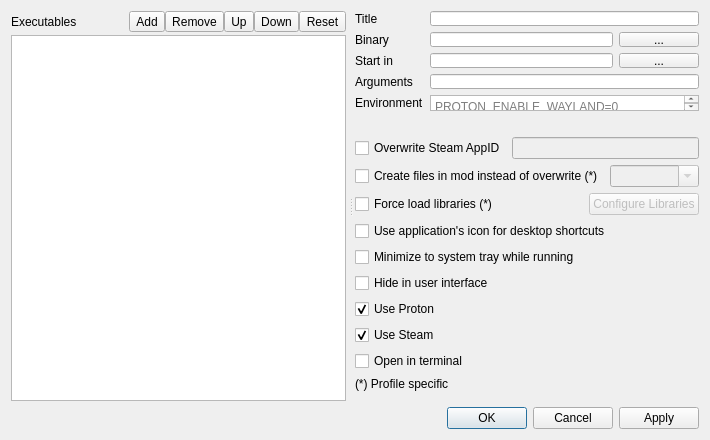
Above: src/src/editexecutablesdialog.ui from saghm/Fluorine-Manager before the change. Below: the same form after it.
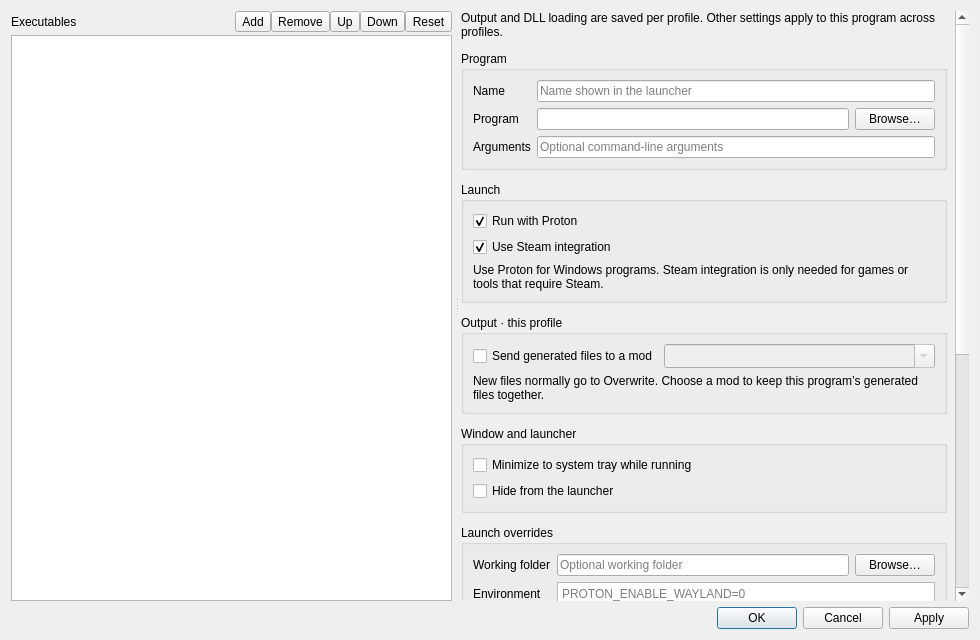
That is the form after the change. Icons and pictures are not drawn.

Commit message: Reorganize main window, settings, and executable workflows

```diff
--- a/src/src/editexecutablesdialog.ui
+++ b/src/src/editexecutablesdialog.ui
@@ -6,8 +6,8 @@
    <rect>
     <x>0</x>
     <y>0</y>
-    <width>710</width>
-    <height>440</height>
+    <width>980</width>
+    <height>640</height>
    </rect>
   </property>
   <property name="windowTitle">
@@ -211,44 +211,55 @@
           </item>
          </layout>
         </widget>
-        <widget class="QWidget" name="widget" native="true">
-         <layout class="QVBoxLayout" name="verticalLayout_2">
-          <property name="leftMargin">
-           <number>0</number>
-          </property>
-          <property name="topMargin">
-           <number>0</number>
-          </property>
-          <property name="rightMargin">
-           <number>0</number>
-          </property>
-          <property name="bottomMargin">
-           <number>0</number>
-          </property>
-          <item>
-           <widget class="QWidget" name="widget_4" native="true">
-            <layout class="QVBoxLayout" name="verticalLayout_5">
+        <widget class="QScrollArea" name="executableDetailsScroll">
+         <property name="widgetResizable">
+          <bool>true</bool>
+         </property>
+         <property name="frameShape">
+          <enum>QFrame::NoFrame</enum>
+         </property>
+         <property name="horizontalScrollBarPolicy">
+          <enum>Qt::ScrollBarAlwaysOff</enum>
+         </property>
+         <widget class="QWidget" name="executableDetails">
+          <layout class="QVBoxLayout" name="executableDetailsLayout">
+           <property name="spacing">
+            <number>12</number>
+           </property>
              <property name="leftMargin">
               <number>0</number>
              </property>
              <property name="topMargin">
               <number>0</number>
              </property>
-             <property name="rightMargin">
+           <property name="bottomMargin">
               <number>0</number>
              </property>
-             <property name="bottomMargin">
-              <number>10</number>
-             </property>
+           <property name="rightMargin">
+            <number>8</number>
+           </property>
+           <item>
+            <widget class="QLabel" name="executableScopeHint">
+             <property name="text">
+              <string>Output and DLL loading are saved per profile. Other settings apply to this program across profiles.</string>
+             </property>
+             <property name="wordWrap">
+              <bool>true</bool>
+             </property>
+            </widget>
+           </item>
+           <item>
+            <widget class="QGroupBox" name="programGroup">
+             <property name="title">
+              <string>Program</string>
+             </property>
+             <layout class="QVBoxLayout" name="programGroupLayout">
              <item>
               <layout class="QFormLayout" name="formLayout">
-               <property name="bottomMargin">
-                <number>20</number>
-               </property>
                <item row="0" column="0">
                 <widget class="QLabel" name="label_3">
                  <property name="text">
-                  <string>Title</string>
+                   <string>Name</string>
                  </property>
                 </widget>
                </item>
@@ -260,12 +271,15 @@
                  <property name="whatsThis">
                   <string>Name of the executable. This is only for display purposes.</string>
                  </property>
+                  <property name="placeholderText">
+                   <string>Name shown in the launcher</string>
+                  </property>
                 </widget>
                </item>
                <item row="1" column="0">
                 <widget class="QLabel" name="label">
                  <property name="text">
-                  <string>Binary</string>
+                   <string>Program</string>
                  </property>
                 </widget>
                </item>
@@ -290,41 +304,20 @@
                     <string>Browse filesystem for the executable to run.</string>
                    </property>
                    <property name="text">
-                    <string>...</string>
+                     <string>Browse…</string>
                    </property>
                   </widget>
                  </item>
                 </layout>
                </item>
                <item row="2" column="0">
-                <widget class="QLabel" name="label_4">
-                 <property name="text">
-                  <string>Start in</string>
-                 </property>
-                </widget>
-               </item>
-               <item row="2" column="1">
-                <layout class="QHBoxLayout" name="horizontalLayout_6" stretch="1,0">
-                 <item>
-                  <widget class="QLineEdit" name="workingDirectory"/>
-                 </item>
-                 <item>
-                  <widget class="QPushButton" name="browseWorkingDirectory">
-                   <property name="text">
-                    <string>...</string>
-                   </property>
-                  </widget>
-                 </item>
-                </layout>
-               </item>
-               <item row="3" column="0">
                 <widget class="QLabel" name="label_2">
                  <property name="text">
                   <string>Arguments</string>
                  </property>
                 </widget>
                </item>
-               <item row="3" column="1">
+                <item row="2" column="1">
                 <widget class="QLineEdit" name="arguments">
                  <property name="toolTip">
                   <string>Arguments to pass to the application</string>
@@ -332,15 +325,210 @@
                  <property name="whatsThis">
                   <string>Arguments to pass to the application</string>
                  </property>
-                </widget>
-               </item>
-               <item row="4" column="0">
+                  <property name="placeholderText">
+                   <string>Optional command-line arguments</string>
+                  </property>
+                 </widget>
+                </item>
+                <property name="bottomMargin">
+                 <number>0</number>
+                </property>
+               </layout>
+              </item>
+             </layout>
+            </widget>
+           </item>
+           <item>
+            <widget class="QGroupBox" name="launchGroup">
+             <property name="title">
+              <string>Launch</string>
+             </property>
+             <layout class="QVBoxLayout" name="launchGroupLayout">
+              <item>
+               <widget class="QCheckBox" name="useProton">
+                <property name="toolTip">
+                 <string>Launch this executable through Proton (Wine compatibility layer). Disable for native Linux executables.</string>
+                </property>
+                <property name="checked">
+                 <bool>true</bool>
+                </property>
+                <property name="text">
+                 <string>Run with Proton</string>
+                </property>
+               </widget>
+              </item>
+              <item>
+               <widget class="QCheckBox" name="useSteam">
+                <property name="toolTip">
+                 <string>Allow Fluorine to start Steam and use Steam integration for this executable. Disable for tools that do not require Steam, such as xEdit. The instance Steam DRM setting still applies.</string>
+                </property>
+                <property name="checked">
+                 <bool>true</bool>
+                </property>
+                <property name="text">
+                 <string>Use Steam integration</string>
+                </property>
+               </widget>
+              </item>
+              <item>
+               <widget class="QLabel" name="launchHint">
+                <property name="text">
+                 <string>Use Proton for Windows programs. Steam integration is only needed for games or tools that require Steam.</string>
+                </property>
+                <property name="wordWrap">
+                 <bool>true</bool>
+                </property>
+               </widget>
+              </item>
+             </layout>
+            </widget>
+           </item>
+           <item>
+            <widget class="QGroupBox" name="outputGroup">
+             <property name="title">
+              <string>Output · this profile</string>
+             </property>
+             <layout class="QVBoxLayout" name="outputGroupLayout">
+              <item>
+               <layout class="QHBoxLayout" name="horizontalLayout_9" stretch="0,1">
+                <item>
+                 <widget class="QCheckBox" name="createFilesInMod">
+                  <property name="toolTip">
+                   <string>If this is enabled, new files are created in the specified mod instead of the "Overwrite" mod.</string>
+                  </property>
+                  <property name="text">
+                   <string>Send generated files to a mod</string>
+                  </property>
+                 </widget>
+                </item>
+                <item>
+                 <widget class="QComboBox" name="mods">
+                  <property name="enabled">
+                   <bool>false</bool>
+                  </property>
+                  <property name="editable">
+                   <bool>true</bool>
+                  </property>
+                  <property name="minimumContentsLength">
+                   <number>12</number>
+                  </property>
+                  <property name="sizeAdjustPolicy">
+                   <enum>QComboBox::AdjustToMinimumContentsLengthWithIcon</enum>
+                  </property>
+                 </widget>
+                </item>
+               </layout>
+              </item>
+              <item>
+               <widget class="QLabel" name="outputModHint">
+                <property name="text">
+                 <string>New files normally go to Overwrite. Choose a mod to keep this program’s generated files together.</string>
+                </property>
+                <property name="wordWrap">
+                 <bool>true</bool>
+                </property>
+               </widget>
+              </item>
+             </layout>
+            </widget>
+           </item>
+           <item>
+            <widget class="QGroupBox" name="behaviorGroup">
+             <property name="title">
+              <string>Window and launcher</string>
+             </property>
+             <layout class="QVBoxLayout" name="behaviorGroupLayout">
+              <item>
+               <widget class="QCheckBox" name="minimizeToSystemTray">
+                <property name="text">
+                 <string>Minimize to system tray while running</string>
+                </property>
+                <property name="toolTip">
+                 <string>Hide Fluorine in the system tray while this program runs, then restore it when the program finishes.</string>
+                </property>
+                <property name="whatsThis">
+                 <string>Hide Fluorine in the system tray while this program runs, then restore it when the program finishes.</string>
+                </property>
+               </widget>
+              </item>
+              <item>
+               <widget class="QCheckBox" name="hide">
+                <property name="toolTip">
+                 <string>This executable will not appear in the list or the Run menu. It will still be visible in this dialog.</string>
+                </property>
+                <property name="whatsThis">
+                 <string>This executable will not appear in the list or the Run menu. It will still be visible in this dialog.</string>
+                </property>
+                <property name="text">
+                 <string>Hide from the launcher</string>
+                </property>
+               </widget>
+              </item>
+             </layout>
+            </widget>
+           </item>
+           <item>
+            <widget class="QWidget" name="executableAdvanced">
+             <layout class="QVBoxLayout" name="executableAdvancedLayout">
+              <property name="leftMargin">
+               <number>0</number>
+              </property>
+              <property name="topMargin">
+               <number>0</number>
+              </property>
+              <property name="rightMargin">
+               <number>0</number>
+              </property>
+              <property name="bottomMargin">
+               <number>0</number>
+              </property>
+              <item>
+               <widget class="QGroupBox" name="launchOverridesGroup">
+                <property name="title">
+                 <string>Launch overrides</string>
+                </property>
+                <layout class="QVBoxLayout" name="launchOverridesGroupLayout">
+                 <item>
+                  <layout class="QFormLayout" name="launchOverridesForm">
+                   <property name="rowWrapPolicy">
+                    <enum>QFormLayout::WrapLongRows</enum>
+                   </property>
+                   <item row="0" column="0">
+                    <widget class="QLabel" name="label_4">
+                     <property name="text">
+                      <string>Working folder</string>
+                     </property>
+                    </widget>
+                   </item>
+                   <item row="0" column="1">
+                    <layout class="QHBoxLayout" name="horizontalLayout_6" stretch="1,0">
+                     <item>
+                      <widget class="QLineEdit" name="workingDirectory">
+                       <property name="placeholderText">
+                        <string>Optional working folder</string>
+                       </property>
+                      </widget>
+                     </item>
+                     <item>
+                      <widget class="QPushButton" name="browseWorkingDirectory">
+                       <property name="text">
+                        <string>Browse…</string>
+                       </property>
+                      </widget>
+                     </item>
+                    </layout>
+                   </item>
+                   <item row="1" column="0">
                 <widget class="QLabel" name="environmentLabel">
-                 <property name="text"><string>Environment</string></property>
-                 <property name="buddy"><cstring>environment</cstring></property>
-                </widget>
-               </item>
-               <item row="4" column="1">
+                     <property name="text">
+                      <string>Environment</string>
+                     </property>
+                     <property name="buddy">
+                      <cstring>environment</cstring>
+                     </property>
+                    </widget>
+                   </item>
+                   <item row="1" column="1">
                 <widget class="QPlainTextEdit" name="environment">
                  <property name="maximumHeight"><number>85</number></property>
                  <property name="placeholderText"><string>PROTON_ENABLE_WAYLAND=0</string></property>
@@ -354,16 +542,14 @@
               <layout class="QHBoxLayout" name="horizontalLayout_5">
                <item>
                 <widget class="QCheckBox" name="overwriteSteamAppID">
+                     <property name="text">
+                      <string>Override Steam AppID</string>
+                     </property>
                  <property name="toolTip">
                   <string>Allow the Steam AppID to be used for this executable to be changed.</string>
                  </property>
                  <property name="whatsThis">
-                  <string>Allow the Steam AppID to be used for this executable to be changed.
-Every game/tool distributed through Steam has a unique ID. MO needs to know this ID to start those programs directly, otherwise the program is started by steam and then MO will not work. By default, MO will use the AppID for the game.
-Right now the only case I know of where this needs to be overwritten is for the Skyrim Creation Kit which has its own AppID. This overwrite is already preconfigured.</string>
-                 </property>
-                 <property name="text">
-                  <string>Overwrite Steam AppID</string>
+                      <string>Use another Steam game or tool ID for this program. Leave the override off to use the managed game’s AppID.</string>
                  </property>
                 </widget>
                </item>
@@ -372,6 +558,9 @@
                  <property name="enabled">
                   <bool>false</bool>
                  </property>
+                     <property name="placeholderText">
+                      <string>Leave unchecked to use the game’s AppID</string>
+                     </property>
                  <property name="toolTip">
                   <string>Steam AppID to use for this executable that differs from the games AppID.</string>
                  </property>
@@ -385,28 +574,33 @@
               </layout>
              </item>
              <item>
-              <layout class="QHBoxLayout" name="horizontalLayout_9" stretch="0,1">
-               <item>
-                <widget class="QCheckBox" name="createFilesInMod">
+                  <widget class="QCheckBox" name="useTerminal">
                  <property name="toolTip">
                   <string>If this is enabled, new files are created in the specified mod instead of the &quot;Overwrite&quot; mod.</string>
                  </property>
                  <property name="text">
-                  <string>Create files in mod instead of overwrite (*)</string>
+                    <string>Open in terminal</string>
                  </property>
                 </widget>
                </item>
+                </layout>
+               </widget>
+              </item>
                <item>
-                <widget class="QComboBox" name="mods">
-                 <property name="enabled">
-                  <bool>false</bool>
-                 </property>
-                 <property name="editable">
+               <widget class="QGroupBox" name="profileOptionsGroup">
+                <property name="title">
+                 <string>This profile</string>
+                </property>
+                <layout class="QVBoxLayout" name="profileOptionsGroupLayout">
+                 <item>
+                  <widget class="QLabel" name="profileOptionsHint">
+                   <property name="text">
+                    <string>DLL loading is saved separately for each profile.</string>
+                   </property>
+                   <property name="wordWrap">
                   <bool>true</bool>
                  </property>
                 </widget>
-               </item>
-              </layout>
              </item>
              <item>
               <layout class="QHBoxLayout" name="horizontalLayout_8">
@@ -416,7 +610,10 @@
                   <string>If this is enabled, the configured libraries will be automatically loaded when this executable is launched.</string>
                  </property>
                  <property name="text">
-                  <string>Force load libraries (*)</string>
+                      <string>Force load libraries</string>
+                     </property>
+                     <property name="toolTip">
+                      <string>Load configured DLLs into Windows processes through USVFS. This does not apply to FUSE or native Linux programs.</string>
                  </property>
                 </widget>
                </item>
@@ -446,101 +643,55 @@
               </layout>
              </item>
              <item>
+                  <widget class="QLabel" name="librarySupportHint">
+                   <property name="text">
+                    <string>Configured DLLs can be loaded into Windows processes when using USVFS.</string>
+                   </property>
+                   <property name="wordWrap">
+                    <bool>true</bool>
+                   </property>
+                  </widget>
+                 </item>
+                </layout>
+               </widget>
+              </item>
+              <item>
+               <widget class="QGroupBox" name="shortcutOptionsGroup">
+                <property name="title">
+                 <string>Shortcuts</string>
+                </property>
+                <layout class="QVBoxLayout" name="shortcutOptionsGroupLayout">
+                 <item>
               <widget class="QCheckBox" name="useApplicationIcon">
                <property name="text">
                 <string>Use application's icon for desktop shortcuts</string>
                </property>
-              </widget>
-             </item>
-			       <item>
-              <widget class="QCheckBox" name="minimizeToSystemTray">
                <property name="toolTip">
-                <string>Mod Organizer will minimize to the system tray while this executable is running. It will reappear after it finishes.</string>
-               </property>
-               <property name="whatsThis">
-                <string>Mod Organizer will minimize to the system tray while this executable is running. It will reappear after it finishes.</string>
-               </property>
-               <property name="text">
-                <string>Minimize to system tray while running</string>
-               </property>
-              </widget>
-             </item>
-             <item>
-              <widget class="QCheckBox" name="hide">
-               <property name="toolTip">
-                <string>This executable will not appear in the list, on the toolbar or in the menu. It will still be visible in this dialog.</string>
-               </property>
-               <property name="whatsThis">
-                <string>This executable will not appear in the list, on the toolbar or in the menu. It will still be visible in this dialog.</string>
-               </property>
-               <property name="text">
-                <string>Hide in user interface</string>
-               </property>
-              </widget>
-             </item>
-             <item>
-              <widget class="QCheckBox" name="useProton">
-               <property name="toolTip">
-                <string>Launch this executable through Proton (Wine compatibility layer). Disable for native Linux executables.</string>
-               </property>
-               <property name="text">
-                <string>Use Proton</string>
-               </property>
-               <property name="checked">
-                <bool>true</bool>
-               </property>
-              </widget>
-             </item>
-             <item>
-              <widget class="QCheckBox" name="useSteam">
-               <property name="toolTip">
-                <string>Allow Fluorine to start Steam and use Steam integration for this executable. Disable for tools that do not require Steam, such as xEdit. The instance Steam DRM setting still applies.</string>
-               </property>
-               <property name="text">
-                <string>Use Steam</string>
-               </property>
-               <property name="checked">
-                <bool>true</bool>
-               </property>
-              </widget>
-             </item>
-             <item>
-              <widget class="QCheckBox" name="useTerminal">
-               <property name="toolTip">
-                <string>Open a terminal window showing the executable's output. Useful for debugging.</string>
-               </property>
-               <property name="text">
-                <string>Open in terminal</string>
-               </property>
-              </widget>
-             </item>
-             <item>
-              <widget class="QLabel" name="label_5">
-               <property name="text">
-                <string>(*) Profile specific</string>
-               </property>
-               <property name="margin">
-                <number>5</number>
-               </property>
-              </widget>
-             </item>
+                    <string>Use the program’s icon when available. Otherwise shortcuts use Fluorine’s icon.</string>
+                   </property>
+                  </widget>
+                 </item>
+                </layout>
+               </widget>
+              </item>
             </layout>
            </widget>
           </item>
           <item>
-           <spacer name="verticalSpacer">
+            <spacer name="detailsSpacer">
             <property name="orientation">
              <enum>Qt::Vertical</enum>
             </property>
             <property name="sizeHint" stdset="0">
              <size>
-              <width>20</width>
-              <height>40</height>
+               <width>0</width>
+               <height>0</height>
              </size>
             </property>
            </spacer>
           </item>
          </layout>
+         </widget>
         </widget>
        </widget>
       </item>
```
Left out of the diff: 43 changed lines with no effect on the pictures. Lines whose indentation alone changed are shown as unchanged. The commit also changes 36 other files.
